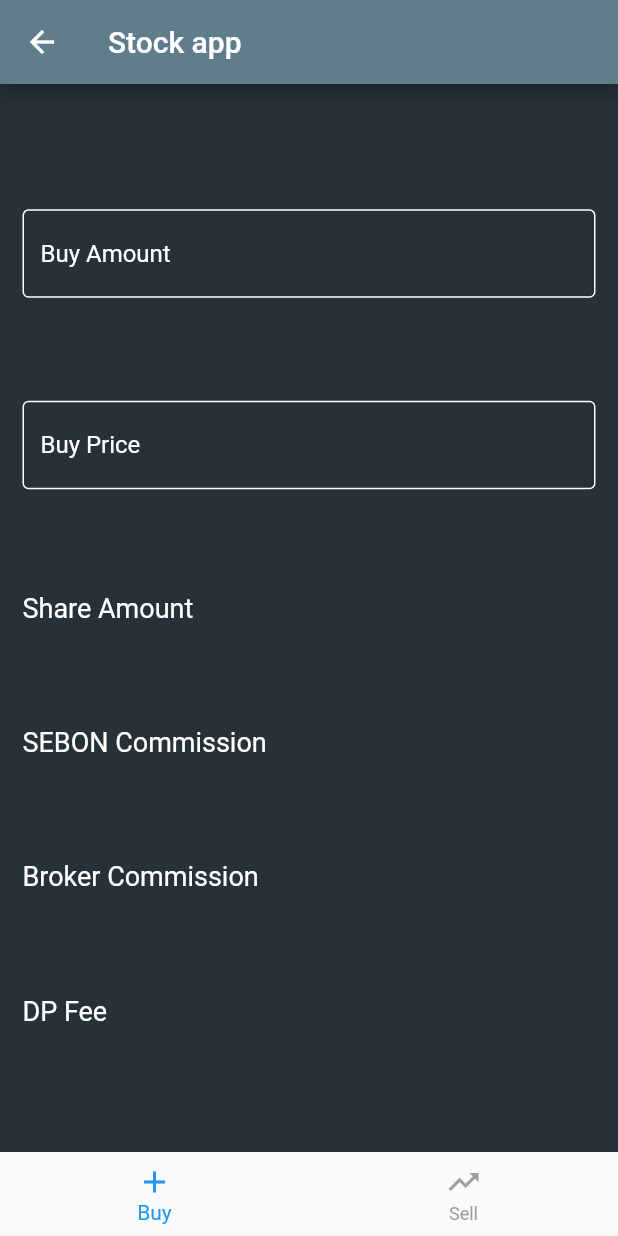
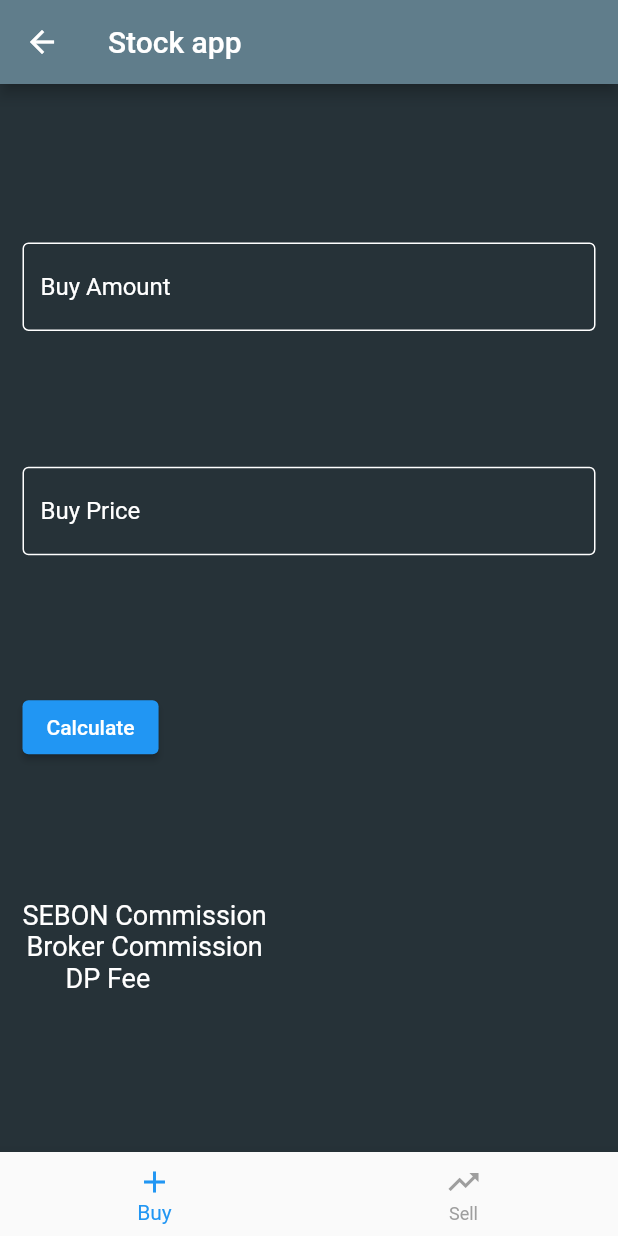
Before and after one commit to sachins602/flutter-nepse-stockapp, a Flutter app: the CalculatorScreen screen opened by its route, on a phone screen of 412 x 824 dp. Run offline on Flutter 3.47's test engine with Material 2 defaults, Android fonts, the phone set to English and light mode, and no system bars; our stand-ins replace cloud_firestore, firebase_auth, firebase_core, flutter_typeahead, fluttertoast, get and 1 more; accounts and stored records are empty.

Commit message:
some updates to calculator

```diff
--- a/lib/ui/calculator_screen.dart
+++ b/lib/ui/calculator_screen.dart
@@ -8,6 +8,7 @@ class CalculatorScreen extends StatefulWidget {
 }
 
 class _CalculatorScreenState extends State<CalculatorScreen> {
+
   PageController _pageController = PageController(
     initialPage: 0,
   );
@@ -49,11 +50,12 @@ class _CalculatorScreenState extends State<CalculatorScreen> {
         items: [
           BottomNavigationBarItem(
             icon: Icon(Icons.add),
-            title: Text("Buy"),
+
+            label: "Buy",
           ),
           BottomNavigationBarItem(
             icon: Icon(Icons.trending_up),
-            title: Text("Sell"),
+            label: "Sell",
           ),
           // BottomNavigationBarItem(
           //   icon: Icon(Icons.dashboard),
--- a/lib/widget/child_widget.dart
+++ b/lib/widget/child_widget.dart
@@ -1,22 +1,31 @@
 import 'package:flutter/material.dart';
 
-
-class ChildWidget extends StatelessWidget {
+class ChildWidget extends StatefulWidget {
   final AvailableNumber number;
 
   const ChildWidget({Key? key, required this.number}) : super(key: key);
 
   @override
+  _ChildWidgetState createState() => _ChildWidgetState();
+}
+
+class _ChildWidgetState extends State<ChildWidget> {
+  // double?
+  var companyAmount;
+  final buyAmountController = new TextEditingController();
+  final buyPriceController = new TextEditingController();
+  @override
   Widget build(BuildContext context) {
     String file = "";
-    if (number == AvailableNumber.First) {
+    if (widget.number == AvailableNumber.First) {
       file = "first";
-    } else if (number == AvailableNumber.Second) {
+    } else if (widget.number == AvailableNumber.Second) {
       file = "second";
       // } else {
       //   file = "third";
       // }
     }
+
     return SafeArea(
       child: Padding(
         padding: const EdgeInsets.all(15.0),
@@ -25,6 +34,7 @@ class ChildWidget extends StatelessWidget {
           crossAxisAlignment: CrossAxisAlignment.start,
           children: <Widget>[
             TextField(
+              controller: buyAmountController,
               decoration: InputDecoration(
                 enabledBorder: const OutlineInputBorder(
                   borderSide: const BorderSide(color: Colors.white, width: 1.0),
@@ -33,11 +43,11 @@ class ChildWidget extends StatelessWidget {
                 hintStyle: TextStyle(
                   color: Colors.white,
                 ),
-
               ),
               keyboardType: TextInputType.number,
             ),
             TextField(
+              controller: buyPriceController,
               decoration: InputDecoration(
                 enabledBorder: const OutlineInputBorder(
                   borderSide: const BorderSide(color: Colors.white, width: 1.0),
@@ -47,33 +57,72 @@ class ChildWidget extends StatelessWidget {
                   color: Colors.white,
                 ),
               ),
-
               keyboardType: TextInputType.number,
             ),
-            Text("Share Amount       ",
+            ElevatedButton(
+              onPressed: () {
+                calculateBuy();
+              },
+              child: Text(
+                "Calculate",
+                style: TextStyle(color: Colors.white),
+              ),
+            ),
+            Column(
+              children: [
+                if(companyAmount != null)
+
+                    Text(
+                      "Share Amount       Rs" + companyAmount,
                       style: TextStyle(
                         color: Colors.white,
                         fontSize: 18,
-            ),),
-            Text("SEBON Commission   ",
+                      ),
+                    ),
+                    Text(
+                      "SEBON Commission   ",
                       style: TextStyle(
                         color: Colors.white,
                         fontSize: 18,
-            ),),
-            Text("Broker Commission   ",
+                      ),
+                    ),
+                    Text(
+                      "Broker Commission   ",
                       style: TextStyle(
                         color: Colors.white,
                         fontSize: 18,
-            ),),
-            Text("DP Fee              ",
+                      ),
+                    ),
+                    Text(
+                      "DP Fee              ",
                       style: TextStyle(
                         color: Colors.white,
                         fontSize: 18,
-            ),),
+                      ),
+                    ),
+
+
+              ],
+            ),
           ],
         ),
       ),
     );
+
+    return Container();
+  }
+
+  void calculateBuy() {
+    final shareAmount = (double.parse(buyAmountController.text) *
+            double.parse(buyPriceController.text))
+        .toStringAsFixed(2);
+    final sharePrice = (double.parse(buyPriceController.text) *
+        double.parse(buyPriceController.text))
+        .toStringAsFixed(2);
+    setState(() {
+      companyAmount = '\.$shareAmount';
+
+    });
   }
 }
 
```
Lines whose indentation alone changed are shown as unchanged.
